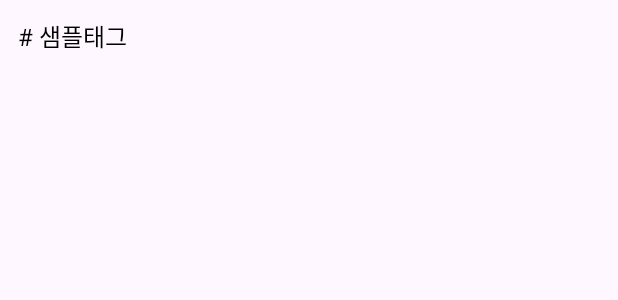
After one commit to O-GAMJA/Tokkit_Frontend, an Android app: the layout item_tag_text.xml on its own in the app's theme, with its tools: preview values and no code run, on a phone screen of 412 x 824 dp. The commit adds this screen. Shown: the top 300 px of the screen. Run offline under Robolectric (Android 15) with nearby library versions, the phone set to English and light mode, and no system bars.

Commit message:
:sparkles: [#4] 태그 관리 화면 (검색 기능 구현 (룸디비의 데이터를 불러와서 쿼리로 검색한 후 뷰에 보여줌))

```diff
--- a/app/src/main/java/com/example/tokkit/data/local/dao/TagDao.kt
+++ b/app/src/main/java/com/example/tokkit/data/local/dao/TagDao.kt
@@ -21,4 +21,9 @@ interface TagDao {
 
     @Delete
     suspend fun delete(tag: Tag)
+
+    //@Query("SELECT * FROM tag WHERE name LIKE :query || '%' ORDER BY name ASC")
+    @Query("SELECT * FROM tag WHERE name LIKE '%' || :query || '%' ORDER BY name ASC")
+    suspend fun getTagsByQuery(query: String): List<Tag>
+
 }
--- /dev/null
+++ b/app/src/main/res/layout/item_tag_text.xml
@@ -0,0 +1,19 @@
+<?xml version="1.0" encoding="utf-8"?>
+<androidx.constraintlayout.widget.ConstraintLayout
+    xmlns:android="http://schemas.android.com/apk/res/android"
+    xmlns:app="http://schemas.android.com/apk/res-auto"
+    android:layout_width="match_parent"
+    android:layout_height="wrap_content"
+    android:padding="12dp">
+
+    <TextView
+        android:id="@+id/tagName"
+        android:layout_width="wrap_content"
+        android:layout_height="wrap_content"
+        android:text="# 샘플태그"
+        android:textSize="16sp"
+        android:textColor="@android:color/black"
+        app:layout_constraintStart_toStartOf="parent"
+        app:layout_constraintTop_toTopOf="parent"
+        app:layout_constraintBottom_toBottomOf="parent"/>
+</androidx.constraintlayout.widget.ConstraintLayout>
```
Also changed, not shown: app/src/main/java/com/example/tokkit/TagListAdapter.kt (added, +33 -0 lines), app/src/main/java/com/example/tokkit/TagManageActivity.kt (+62 -2 lines), app/src/main/java/com/example/tokkit/TagViewModel.kt (added, +21 -0 lines), app/src/main/java/com/example/tokkit/data/local/database/AppDatabase.kt (+16 -0 lines), app/src/main/res/layout/activity_tag_manage.xml (+9 -1 lines).
